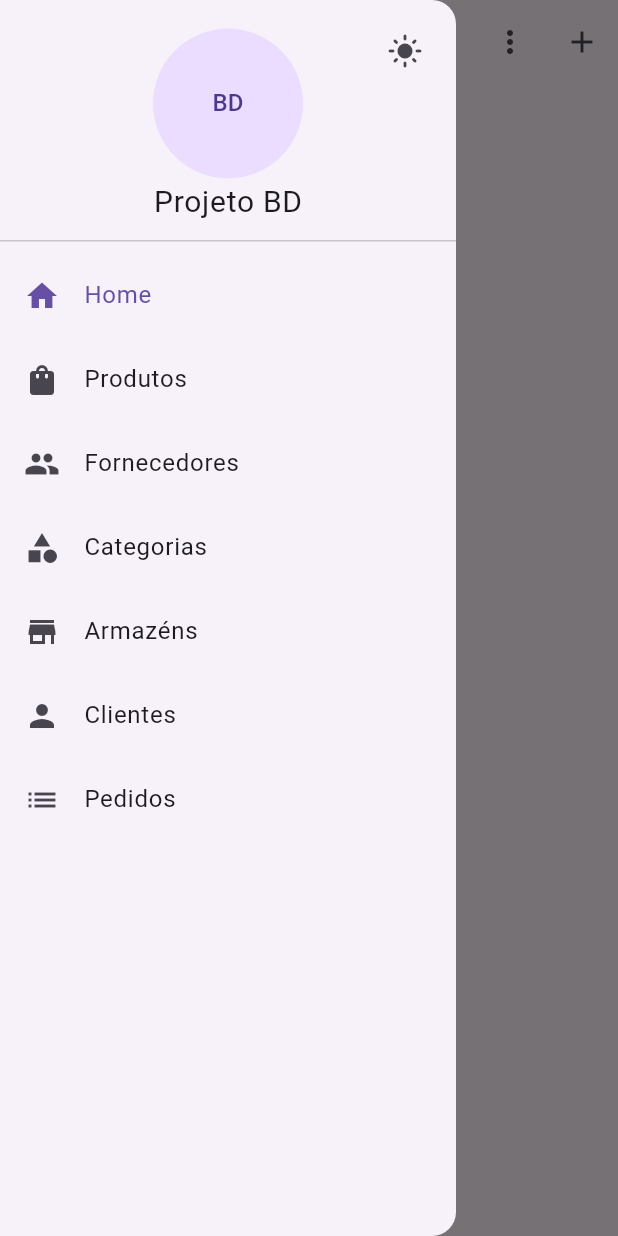
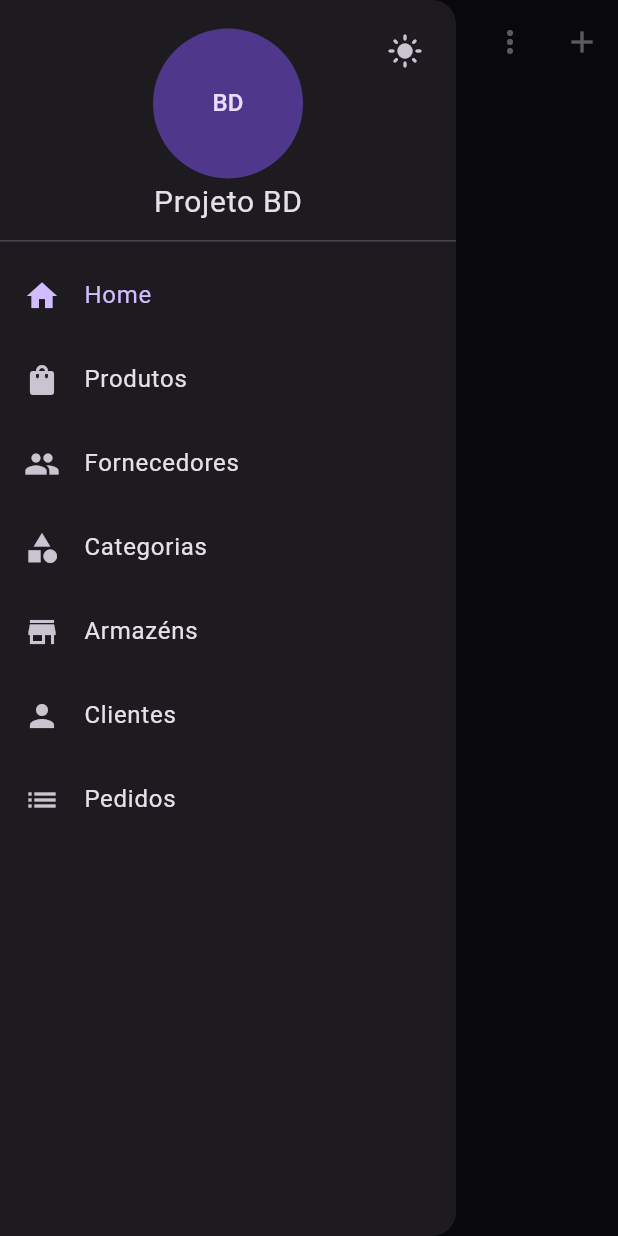
Before and after one commit to alexlsilva7/ProjetoBD-2022.1, a Flutter app: the CategoriasScreen screen opened directly, in the side drawer, after a tap on the "dark mode" icon, on a phone screen of 412 x 824 dp. Run offline on Flutter 3.47's test engine with Material 2 defaults, Android fonts, the phone set to English and light mode, and no system bars; our stand-ins replace adaptive_theme; missing offline and left inert: faker_dart, mysql1, select_dialog.

Commit message:
fix main drawer

```diff
--- a/lib/app/core/components/drawer/main_drawer.dart
+++ b/lib/app/core/components/drawer/main_drawer.dart
@@ -1,7 +1,7 @@
+import 'package:adaptive_theme/adaptive_theme.dart';
 import 'package:flutter/material.dart';
 import 'package:projeto_bd/app/core/components/drawer/drawer_item.dart';
 import 'package:projeto_bd/app/core/controller/app_controller.dart';
-import 'package:projeto_bd/app/core/helpers/theme_helper.dart';
 import 'package:provider/provider.dart';
 
 class MainDrawer extends StatefulWidget {
@@ -38,19 +38,22 @@ class _MainDrawerState extends State<MainDrawer> {
                 Positioned(
                   top: 10,
                   right: 10,
-                  child:
-                      Consumer<ThemeHelper>(builder: (context, themeHelper, _) {
-                    return IconButton(
-                      icon: Icon(themeHelper.darkMode
-                          ? Icons.light_mode
-                          : Icons.dark_mode),
-                      onPressed: () {
-                        setState(() {
-                          themeHelper.changeTheme();
-                        });
-                      },
-                    );
-                  }),
+                  child: ValueListenableBuilder(
+                      valueListenable:
+                          AdaptiveTheme.of(context).modeChangeNotifier,
+                      builder: (context, mode, _) {
+                        return IconButton(
+                          icon: Icon(
+                              mode.isDark ? Icons.light_mode : Icons.dark_mode),
+                          onPressed: () {
+                            if (mode.isDark) {
+                              AdaptiveTheme.of(context).setLight();
+                            } else {
+                              AdaptiveTheme.of(context).setDark();
+                            }
+                          },
+                        );
+                      }),
                 ),
               ],
             ),
--- a/lib/app/core/controller/theme_controller.dart
+++ /dev/null
@@ -1,12 +0,0 @@
-import 'package:flutter/material.dart';
-
-class ThemeController extends ChangeNotifier {
-  bool _darkMode = false;
-
-  bool get darkMode => _darkMode;
-
-  void changeTheme() {
-    _darkMode = !_darkMode;
-    notifyListeners();
-  }
-}
--- a/lib/app/core/helpers/theme_helper.dart
+++ /dev/null
@@ -1,12 +0,0 @@
-import 'package:flutter/material.dart';
-
-class ThemeHelper extends ChangeNotifier {
-  bool _darkMode = false;
-
-  bool get darkMode => _darkMode;
-
-  void changeTheme() {
-    _darkMode = !_darkMode;
-    notifyListeners();
-  }
-}
```
